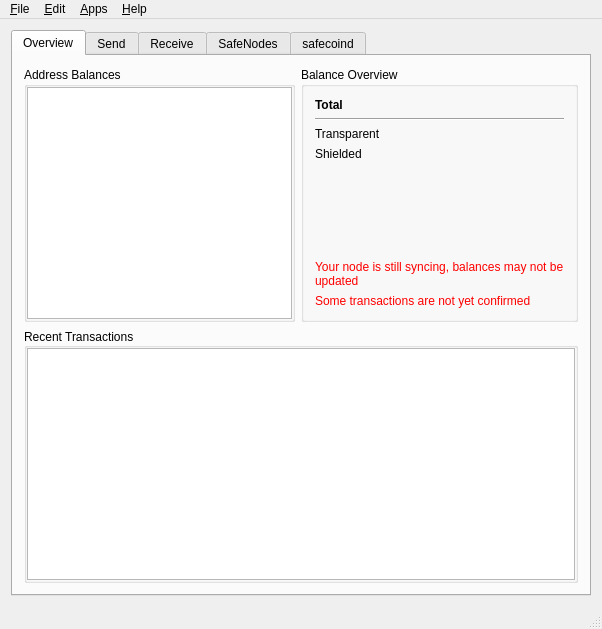
Above: src/mainwindow.ui from OleksandrBlack/safecoin-qt-wallet before the change. Below: the same form after it.
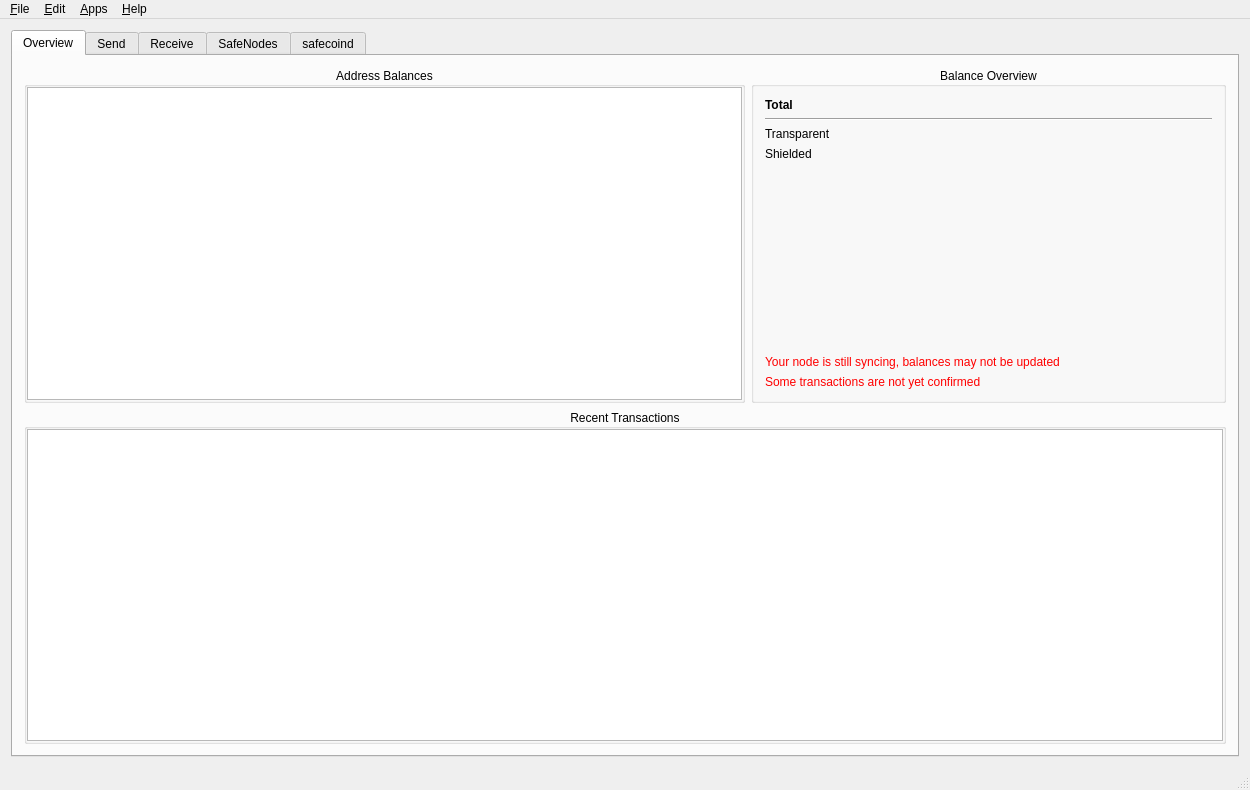
That is the form after the change. The open tabs and pages were chosen to show the change. Icons and pictures are not drawn. Custom widgets are drawn as their Qt base class.

Diff of the .ui file:
```diff
--- a/src/mainwindow.ui
+++ b/src/mainwindow.ui
@@ -6,8 +6,8 @@
    <rect>
     <x>0</x>
     <y>0</y>
-    <width>550</width>
-    <height>600</height>
+    <width>1250</width>
+    <height>790</height>
    </rect>
   </property>
   <property name="windowTitle">
@@ -42,6 +42,9 @@
             <property name="title">
              <string>Address Balances</string>
             </property>
+            <property name="alignment">
+             <set>Qt::AlignCenter</set>
+            </property>
             <layout class="QHBoxLayout" name="horizontalLayout_4">
              <property name="spacing">
               <number>6</number>
@@ -89,13 +92,16 @@
          <widget class="QGroupBox" name="groupBox">
           <property name="minimumSize">
            <size>
-            <width>250</width>
+            <width>475</width>
             <height>0</height>
            </size>
           </property>
           <property name="title">
            <string>Balance Overview</string>
           </property>
+          <property name="alignment">
+           <set>Qt::AlignCenter</set>
+          </property>
           <property name="flat">
            <bool>false</bool>
           </property>
@@ -296,7 +302,7 @@
              <string>Recent Transactions</string>
             </property>
             <property name="alignment">
-             <set>Qt::AlignLeading|Qt::AlignLeft|Qt::AlignVCenter</set>
+             <set>Qt::AlignCenter</set>
             </property>
             <layout class="QHBoxLayout" name="horizontalLayout_29">
              <property name="leftMargin">
@@ -2151,7 +2157,7 @@
     <rect>
      <x>0</x>
      <y>0</y>
-     <width>637</width>
+     <width>1250</width>
      <height>21</height>
     </rect>
    </property>
```
Left out of the diff: 12 changed lines with no effect on the pictures.
